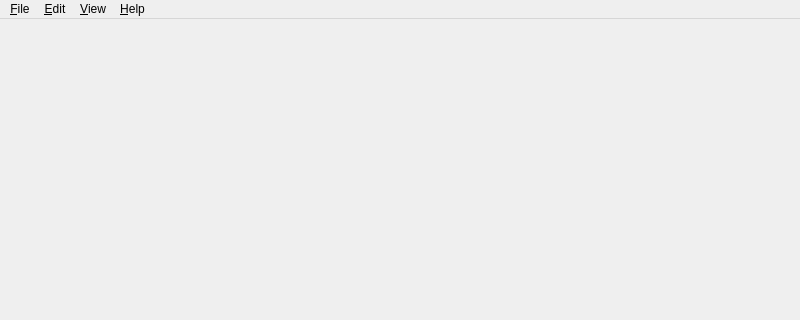
Before: the Qt Designer form apps/hello_gui/mainwindow.ui in Patater/qt6_template_cmake, drawn with Qt 5; both pictures show x 0 to 800 and y 0 to 320 of the 800 by 600 pixel window.
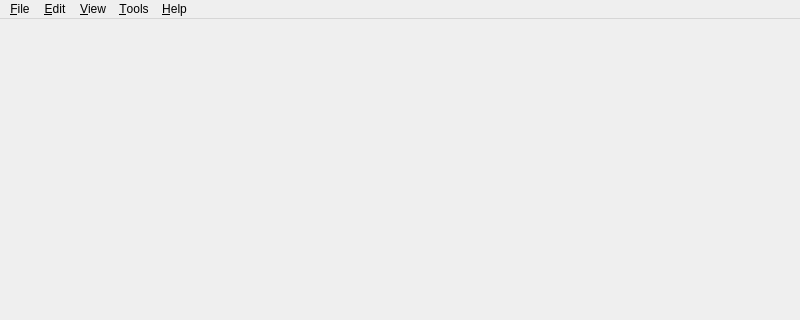
After: the same form once the commit is applied. Icons and pictures are not drawn.

Commit message: Add a Tools menu to display an extra triangle

Diff of the .ui file:
```diff
--- a/apps/hello_gui/mainwindow.ui
+++ b/apps/hello_gui/mainwindow.ui
@@ -59,6 +59,12 @@
     </property>
     <addaction name="actionCheckbox"/>
    </widget>
+   <widget class="QMenu" name="menuTools">
+    <property name="title">
+     <string>&amp;Tools</string>
+    </property>
+    <addaction name="actionToolsShow"/>
+   </widget>
    <widget class="QMenu" name="menuHelp">
     <property name="title">
      <string>&amp;Help</string>
@@ -68,6 +74,7 @@
    <addaction name="menuFile"/>
    <addaction name="menuEdit"/>
    <addaction name="menuView"/>
+   <addaction name="menuTools"/>
    <addaction name="menuHelp"/>
   </widget>
   <widget class="QStatusBar" name="statusbar"/>
```
Left out of the diff: 8 changed lines with no effect on the pictures. The commit also changes 5 other files.
